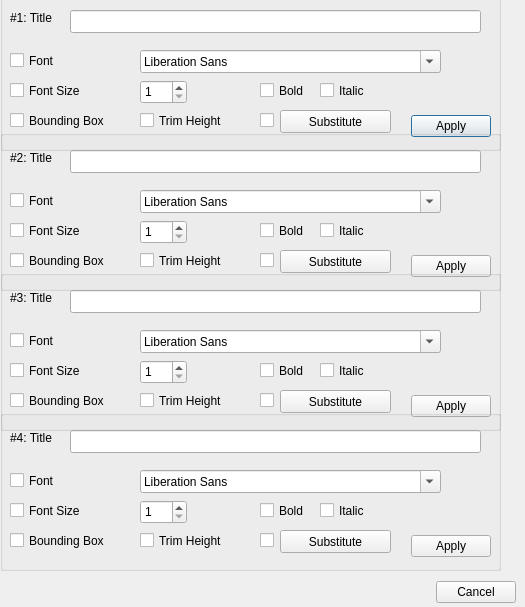
This is qt/data/HOCRNormalizeDialog.ui in DonnKey/gImageReader as Qt 5 draws it before an edit. The edited form follows.
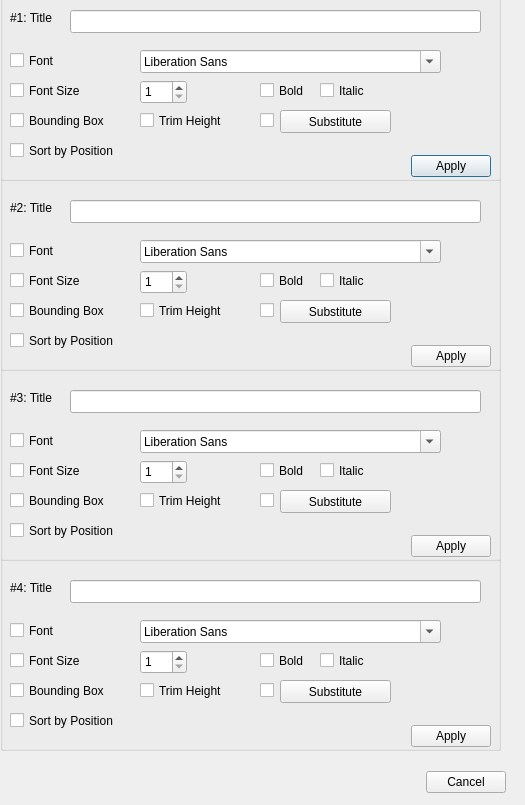
This is the edited form. Icons and pictures are not drawn.

Commit message: Add ability to sort (one level) an item on Y value (X value for textlines).  In Normalize combine this to sort all levels of normalized region.

The edit to the form file:
```diff
--- a/qt/data/HOCRNormalizeDialog.ui
+++ b/qt/data/HOCRNormalizeDialog.ui
@@ -7,7 +7,7 @@
     <x>0</x>
     <y>0</y>
     <width>525</width>
-    <height>607</height>
+    <height>805</height>
    </rect>
   </property>
   <property name="windowTitle">
@@ -23,7 +23,7 @@
      <x>0</x>
      <y>-10</y>
      <width>501</width>
-     <height>161</height>
+     <height>191</height>
     </rect>
    </property>
    <property name="toolTip">
@@ -32,6 +32,9 @@
    <property name="whatsThis">
     <string/>
    </property>
+   <property name="styleSheet">
+    <string notr="true">QGroupBox{padding-top:20px; margin-top:-20px}</string>
+   </property>
    <property name="title">
     <string/>
    </property>
@@ -94,7 +97,7 @@
     <property name="geometry">
      <rect>
       <x>410</x>
-      <y>120</y>
+      <y>160</y>
       <width>81</width>
       <height>32</height>
      </rect>
@@ -234,12 +237,25 @@
      <string/>
     </property>
    </widget>
+   <widget class="QCheckBox" name="applySort_0">
+    <property name="geometry">
+     <rect>
+      <x>10</x>
+      <y>150</y>
+      <width>121</width>
+      <height>21</height>
+     </rect>
+    </property>
+    <property name="text">
+     <string>Sort by Position</string>
+    </property>
+   </widget>
   </widget>
   <widget class="QDialogButtonBox" name="buttonBoxCancel">
    <property name="geometry">
     <rect>
-     <x>350</x>
-     <y>580</y>
+     <x>340</x>
+     <y>770</y>
      <width>166</width>
      <height>24</height>
     </rect>
@@ -268,9 +284,9 @@
    <property name="geometry">
     <rect>
      <x>0</x>
-     <y>130</y>
+     <y>180</y>
      <width>501</width>
-     <height>161</height>
+     <height>191</height>
     </rect>
    </property>
    <property name="toolTip">
@@ -279,6 +295,9 @@
    <property name="whatsThis">
     <string/>
    </property>
+   <property name="styleSheet">
+    <string notr="true">QGroupBox{padding-top:20px; margin-top:-20px}</string>
+   </property>
    <property name="title">
     <string/>
    </property>
@@ -341,7 +360,7 @@
     <property name="geometry">
      <rect>
       <x>410</x>
-      <y>120</y>
+      <y>160</y>
       <width>81</width>
       <height>32</height>
      </rect>
@@ -481,14 +500,27 @@
      <string>Substitute</string>
     </property>
    </widget>
+   <widget class="QCheckBox" name="applySort_1">
+    <property name="geometry">
+     <rect>
+      <x>10</x>
+      <y>150</y>
+      <width>121</width>
+      <height>21</height>
+     </rect>
+    </property>
+    <property name="text">
+     <string>Sort by Position</string>
+    </property>
+   </widget>
   </widget>
   <widget class="QGroupBox" name="normalize_2">
    <property name="geometry">
     <rect>
      <x>0</x>
-     <y>270</y>
+     <y>370</y>
      <width>501</width>
-     <height>161</height>
+     <height>191</height>
     </rect>
    </property>
    <property name="toolTip">
@@ -497,6 +529,9 @@
    <property name="whatsThis">
     <string/>
    </property>
+   <property name="styleSheet">
+    <string notr="true">QGroupBox{padding-top:20px; margin-top:-20px}</string>
+   </property>
    <property name="title">
     <string/>
    </property>
@@ -559,7 +594,7 @@
     <property name="geometry">
      <rect>
       <x>410</x>
-      <y>120</y>
+      <y>160</y>
       <width>81</width>
       <height>32</height>
      </rect>
@@ -699,14 +734,27 @@
      <string>Substitute</string>
     </property>
    </widget>
+   <widget class="QCheckBox" name="applySort_2">
+    <property name="geometry">
+     <rect>
+      <x>10</x>
+      <y>150</y>
+      <width>121</width>
+      <height>21</height>
+     </rect>
+    </property>
+    <property name="text">
+     <string>Sort by Position</string>
+    </property>
+   </widget>
   </widget>
   <widget class="QGroupBox" name="normalize_3">
    <property name="geometry">
     <rect>
      <x>0</x>
-     <y>410</y>
+     <y>560</y>
      <width>501</width>
-     <height>161</height>
+     <height>191</height>
     </rect>
    </property>
    <property name="toolTip">
@@ -715,6 +763,9 @@
    <property name="whatsThis">
     <string/>
    </property>
+   <property name="styleSheet">
+    <string notr="true">QGroupBox{padding-top:20px; margin-top:-20px}</string>
+   </property>
    <property name="title">
     <string/>
    </property>
@@ -777,7 +828,7 @@
     <property name="geometry">
      <rect>
       <x>410</x>
-      <y>120</y>
+      <y>160</y>
       <width>81</width>
       <height>32</height>
      </rect>
@@ -917,6 +968,19 @@
      <string>Substitute</string>
     </property>
    </widget>
+   <widget class="QCheckBox" name="applySort_3">
+    <property name="geometry">
+     <rect>
+      <x>10</x>
+      <y>150</y>
+      <width>121</width>
+      <height>21</height>
+     </rect>
+    </property>
+    <property name="text">
+     <string>Sort by Position</string>
+    </property>
+   </widget>
   </widget>
  </widget>
  <resources>
```
Left out of the diff: 2 changed lines with no effect on the pictures. The commit also changes 4 other files.
